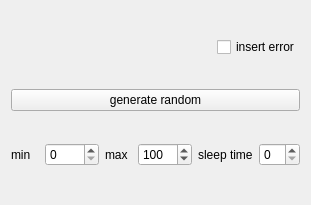
This is resources/design/ui/module1.ui in jeaunrg/PyQTapp_template as Qt 5 draws it before an edit. The edited form follows.
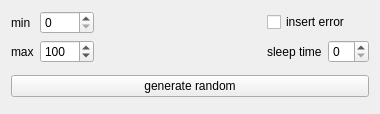
This is the edited form.

Patch:
```diff
--- a/resources/design/ui/module1.ui
+++ b/resources/design/ui/module1.ui
@@ -6,8 +6,8 @@
    <rect>
     <x>0</x>
     <y>0</y>
-    <width>311</width>
-    <height>205</height>
+    <width>380</width>
+    <height>114</height>
    </rect>
   </property>
   <property name="windowTitle">
@@ -15,15 +15,8 @@
   </property>
   <layout class="QVBoxLayout" name="verticalLayout">
    <item>
-    <layout class="QHBoxLayout" name="horizontalLayout_3">
-     <item>
-      <widget class="QLabel" name="state">
-       <property name="text">
-        <string/>
-       </property>
-      </widget>
-     </item>
-     <item>
+    <layout class="QGridLayout" name="gridLayout">
+     <item row="0" column="1">
       <spacer name="horizontalSpacer">
        <property name="orientation">
         <enum>Qt::Horizontal</enum>
@@ -36,24 +29,8 @@
        </property>
       </spacer>
      </item>
-     <item>
-      <widget class="QCheckBox" name="inserterror">
-       <property name="text">
-        <string>insert error</string>
-       </property>
-      </widget>
-     </item>
-    </layout>
-   </item>
-   <item>
-    <widget class="QPushButton" name="apply">
-     <property name="text">
-      <string>generate random</string>
-     </property>
-    </widget>
-   </item>
-   <item>
-    <layout class="QHBoxLayout" name="hbox">
+     <item row="0" column="0">
+      <layout class="QHBoxLayout" name="horizontalLayout_2">
      <item>
       <widget class="QLabel" name="label_3">
        <property name="text">
@@ -68,23 +45,10 @@
        </property>
       </widget>
      </item>
-     <item>
-      <widget class="QLabel" name="label_4">
-       <property name="text">
-        <string>max</string>
-       </property>
-      </widget>
+      </layout>
      </item>
-     <item>
-      <widget class="QSpinBox" name="maximum">
-       <property name="maximum">
-        <number>1000</number>
-       </property>
-       <property name="value">
-        <number>100</number>
-       </property>
-      </widget>
-     </item>
+     <item row="1" column="2">
+      <layout class="QHBoxLayout" name="horizontalLayout_4">
      <item>
       <widget class="QLabel" name="label_5">
        <property name="text">
@@ -100,6 +64,49 @@
       </widget>
      </item>
     </layout>
+     </item>
+     <item row="1" column="0">
+      <layout class="QHBoxLayout" name="horizontalLayout_3">
+       <item>
+        <widget class="QLabel" name="label_4">
+         <property name="text">
+          <string>max</string>
+         </property>
+        </widget>
+       </item>
+       <item>
+        <widget class="QSpinBox" name="maximum">
+         <property name="maximum">
+          <number>1000</number>
+         </property>
+         <property name="value">
+          <number>100</number>
+         </property>
+        </widget>
+       </item>
+      </layout>
+     </item>
+     <item row="0" column="2">
+      <widget class="QCheckBox" name="inserterror">
+       <property name="text">
+        <string>insert error</string>
+       </property>
+      </widget>
+     </item>
+    </layout>
+   </item>
+   <item alignment="Qt::AlignVCenter">
+    <widget class="QPushButton" name="apply">
+     <property name="maximumSize">
+      <size>
+       <width>16777215</width>
+       <height>16777215</height>
+      </size>
+     </property>
+     <property name="text">
+      <string>generate random</string>
+     </property>
+    </widget>
    </item>
   </layout>
  </widget>
```
Lines whose indentation alone changed are shown as unchanged.
